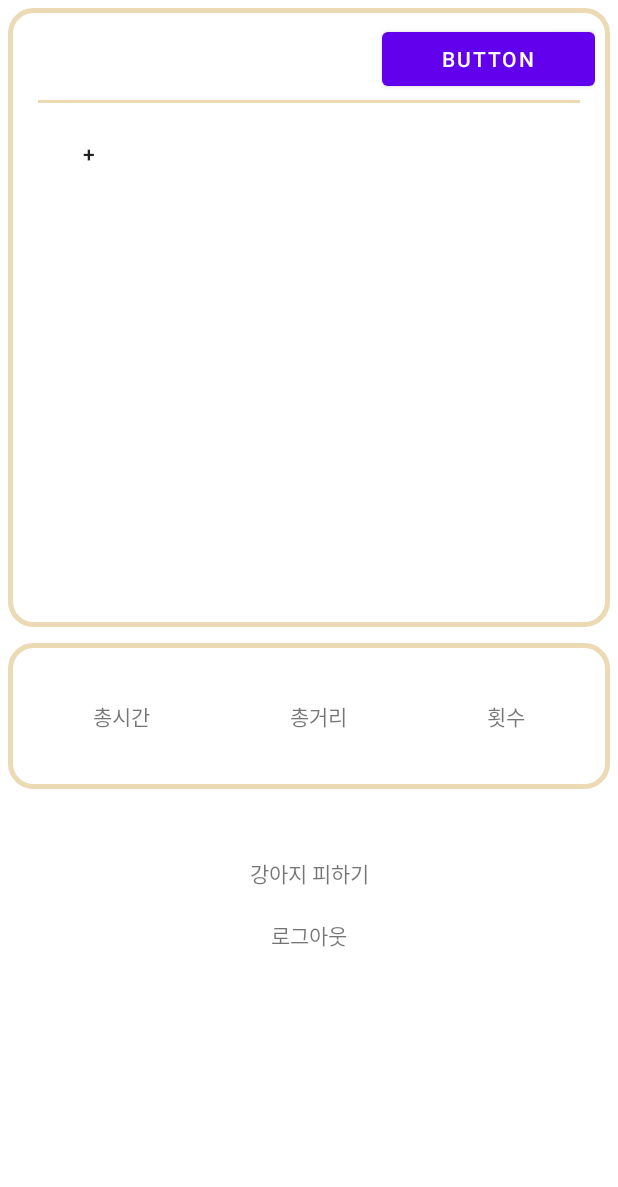
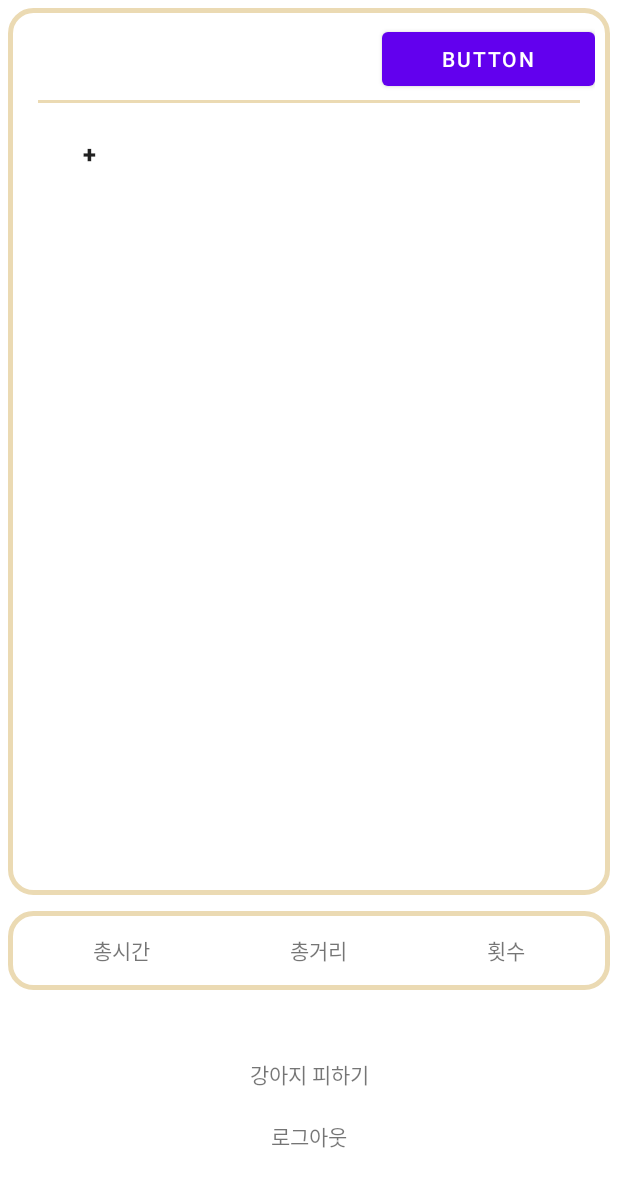
Before and after one commit to qqqqlss/arouDog, an Android app built with Jetpack Compose: the fragment ProfileFragment shown on its own in the app's theme, on a phone screen of 412 x 824 dp. Shown: the top 1187 px of the screen. Run offline under Robolectric (Android 15) with nearby library versions, the phone set to English and light mode, and no system bars; 2 statements that could not run were skipped.

Commit message:
modify ProfileFragment
버튼 생성 메서드 추가

```diff
--- a/app/src/main/java/com/example/aroundog/fragments/ProfileFragment.kt
+++ b/app/src/main/java/com/example/aroundog/fragments/ProfileFragment.kt
@@ -121,46 +121,44 @@
                 .commitAllowingStateLoss()
 
 
-            var first = true
             //dogList 전체 추가
             dogList.forEach { dogDto ->
 
                 var dogFragment = DogFragment.newInstanceWithDog(dogDto)//프래그먼트 생성
-                var button = Button(style, null, R.style.borderLessButton).apply {
-                    buttonList.add(this)
-                    text = dogDto.dogName
-                    id = dogDto.dogId.toInt()
-                    textColor = resources.getColor(R.color.lightGray)
-                    textSize = 14F
-                    setTypeface(this.typeface, Typeface.NORMAL)
-                    idList.add(dogDto.dogId.toInt())//아이디 리스트에 추가(클릭 리스너에서 사용)
-
-                    setOnClickListener(ButtonClickListener(dogFragment))
-                }
-
-                //첫 로딩 시 첫번째 버튼을 선택된 상태로 만듦
-                if (first) {
-                    button.textColor = resources.getColor(R.color.brown)
-                    button.setTypeface(button.typeface, Typeface.BOLD)
-                    button.textSize = 16F
-                    first = false
-                }
-                profileButtonLayout.addView(button)
+                addButton(dogDto.dogName, dogDto.dogId.toInt(), dogFragment)
             }//dogList.forEach
         }
 
         //강아지 추가 띄우는 프래그먼트
-        var initFragment = DogFragment.newInstanceWithoutDog()
+        var addFragment = DogFragment.newInstanceWithoutDog()
+        childFragmentManager.beginTransaction()//프래그먼트 생성(등록된 강아지 없는 경우 버튼을 클릭해야지만 프래그먼트가 생성되기때문에)
+            .add(R.id.dogInfoFragment, addFragment,"-1")
+            .commit()
+        addButton("+", -1, addFragment)
 
+        //첫 버튼에 클릭된 효과
+        var firstButton = buttonList[0]
+        firstButton.textColor = resources.getColor(R.color.brown)
+        firstButton.setTypeface(firstButton.typeface, Typeface.BOLD)
+        firstButton.textSize = 16F
+
+    }
+
+    private fun addButton(
+        buttonText: String,
+        buttonId:Int,
+        fragment: DogFragment
+    ) {
         var button = Button(style, null, R.style.borderLessButton).apply {
             buttonList.add(this)
-            text = "+"
-            id = -1
+            text = buttonText
+            id = buttonId
             textColor = resources.getColor(R.color.lightGray)
             textSize = 14F
             setTypeface(this.typeface, Typeface.NORMAL)
-            idList.add(-1)
-            setOnClickListener(ButtonClickListener(initFragment))
+            idList.add(buttonId)//아이디 리스트에 추가(클릭 리스너에서 사용)
+
+            setOnClickListener(ButtonClickListener(fragment))
         }
         profileButtonLayout.addView(button)
 
```
